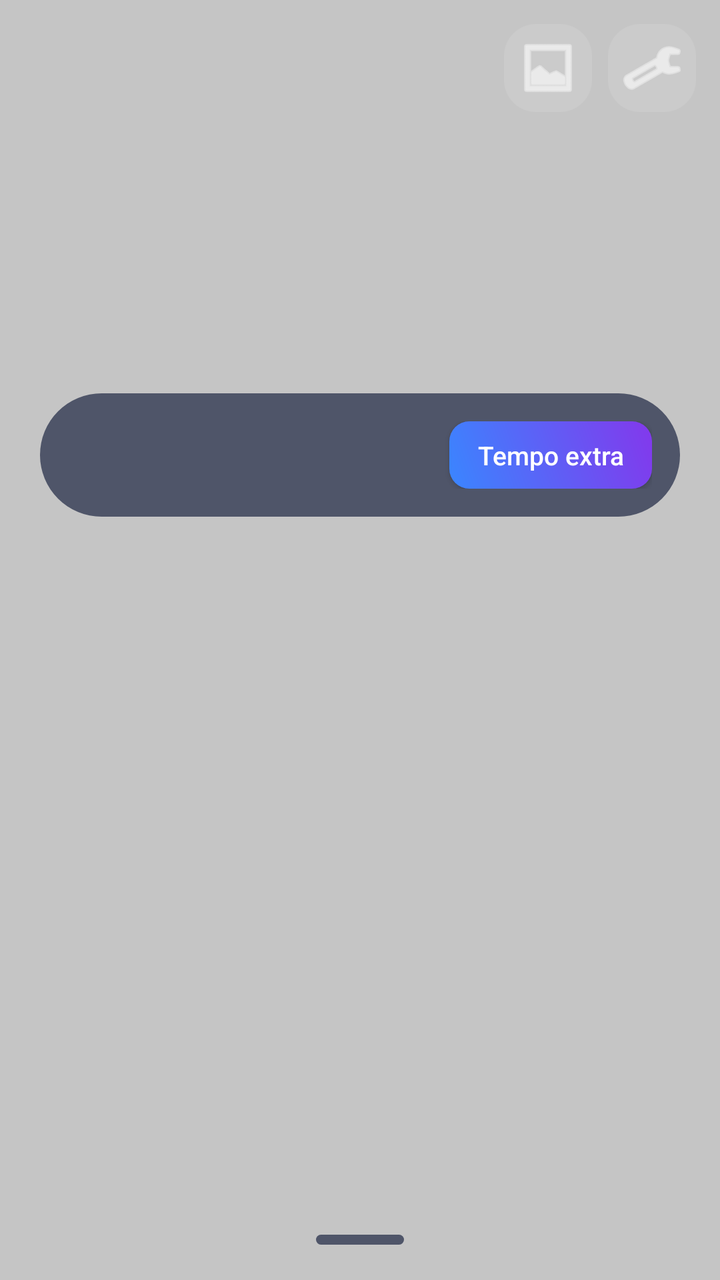
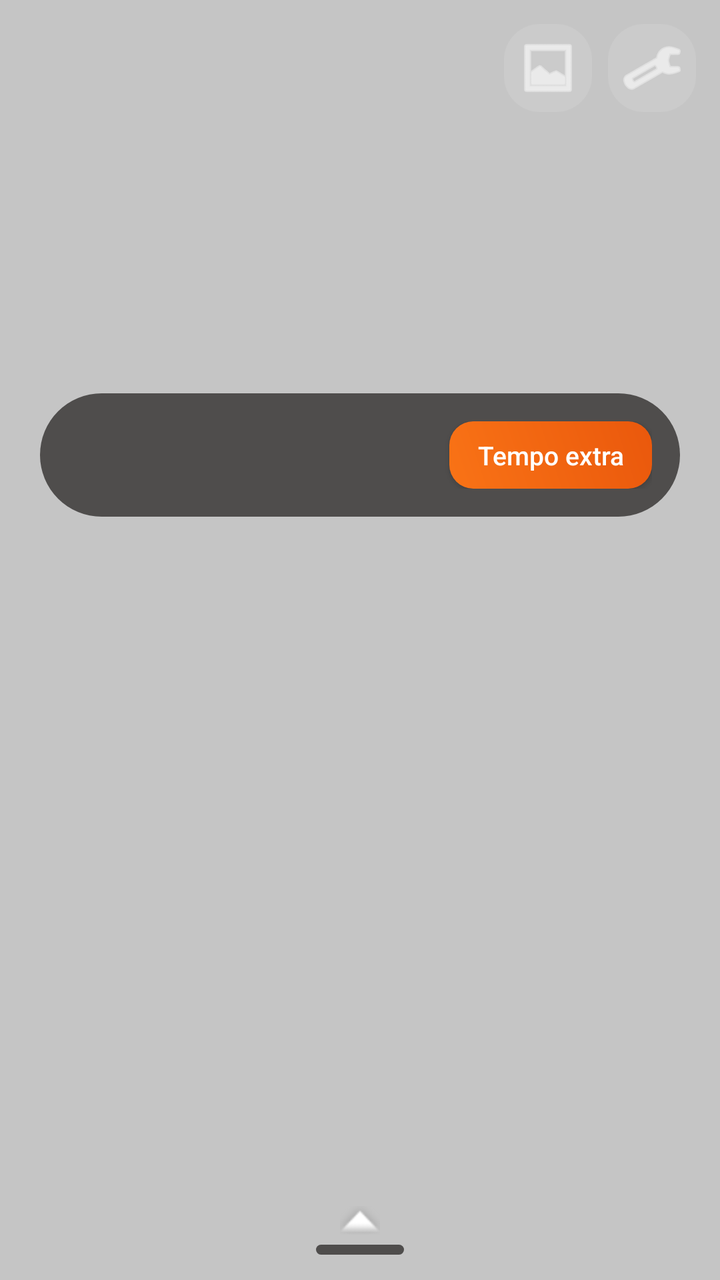

Compare the two renders of this Android layout. The source of the first and the diff that turns it into the second are given below.
<!-- AndroidManifest.xml: activity theme AppTheme.Launcher -->
<!-- res/layout/activity_launcher_home.xml -->
<?xml version="1.0" encoding="utf-8"?>
<FrameLayout xmlns:android="http://schemas.android.com/apk/res/android"
    android:layout_width="match_parent"
    android:layout_height="match_parent">

    

    
    <TextureView
        android:id="@+id/videoWallpaper"
        android:layout_width="match_parent"
        android:layout_height="match_parent"
        android:visibility="gone" />

    
    <View
        android:layout_width="match_parent"
        android:layout_height="match_parent"
        android:background="#3A000000" />

    <LinearLayout
        android:id="@+id/contentColumn"
        android:layout_width="match_parent"
        android:layout_height="match_parent"
        android:orientation="vertical">

        
        <LinearLayout
            android:layout_width="match_parent"
            android:layout_height="wrap_content"
            android:orientation="horizontal"
            android:gravity="end"
            android:padding="12dp">

            <ImageButton
                android:id="@+id/paletteButton"
                android:layout_width="44dp"
                android:layout_height="44dp"
                android:layout_marginEnd="8dp"
                android:background="@drawable/bg_app_icon"
                android:src="@android:drawable/ic_menu_gallery"
                android:tint="#FFFFFF"
                android:contentDescription="Personalizar tela inicial" />

            <ImageButton
                android:id="@+id/settingsButton"
                android:layout_width="44dp"
                android:layout_height="44dp"
                android:background="@drawable/bg_app_icon"
                android:src="@android:drawable/ic_menu_manage"
                android:tint="#FFFFFF"
                android:contentDescription="Configurações do GuardianShield" />
        </LinearLayout>

        
        <LinearLayout
            android:id="@+id/clockContainer"
            android:layout_width="match_parent"
            android:layout_height="wrap_content"
            android:orientation="vertical"
            android:gravity="center"
            android:paddingVertical="20dp">

            <TextView
                android:id="@+id/clockText"
                android:layout_width="wrap_content"
                android:layout_height="wrap_content"
                android:textColor="#FFFFFF"
                android:textSize="48sp"
                android:textStyle="bold" />

            <TextView
                android:id="@+id/dateText"
                android:layout_width="wrap_content"
                android:layout_height="wrap_content"
                android:layout_marginTop="4dp"
                android:textColor="#CCFFFFFF"
                android:textSize="15sp" />
        </LinearLayout>

        
        <LinearLayout
            android:id="@+id/statusPill"
            android:layout_width="match_parent"
            android:layout_height="wrap_content"
            android:layout_marginHorizontal="20dp"
            android:layout_marginBottom="12dp"
            android:orientation="horizontal"
            android:gravity="center_vertical"
            android:background="@drawable/bg_status_pill"
            android:padding="14dp">

            <TextView
                android:id="@+id/batteryText"
                android:layout_width="wrap_content"
                android:layout_height="wrap_content"
                android:textColor="#CCFFFFFF"
                android:textSize="13sp" />

            <TextView
                android:id="@+id/remainingTimeText"
                android:layout_width="0dp"
                android:layout_height="wrap_content"
                android:layout_weight="1"
                android:layout_marginStart="16dp"
                android:textColor="#CCFFFFFF"
                android:textSize="13sp" />

            <Button
                android:id="@+id/requestTimeButton"
                android:layout_width="wrap_content"
                android:layout_height="wrap_content"
                android:minHeight="0dp"
                android:text="Tempo extra"
                android:textAllCaps="false"
                android:textSize="13sp"
                android:background="@drawable/bg_button_primary"
                android:textColor="#FFFFFF"
                android:paddingHorizontal="14dp"
                android:paddingVertical="8dp" />
        </LinearLayout>

        
        <LinearLayout
            android:id="@+id/tasksSectionContainer"
            android:layout_width="match_parent"
            android:layout_height="wrap_content"
            android:orientation="vertical"
            android:layout_marginBottom="8dp"
            android:visibility="gone">

            <TextView
                android:layout_width="wrap_content"
                android:layout_height="wrap_content"
                android:layout_marginStart="20dp"
                android:layout_marginBottom="6dp"
                android:text="Tarefas de hoje"
                android:textColor="#CCFFFFFF"
                android:textSize="13sp"
                android:textStyle="bold" />

            <androidx.recyclerview.widget.RecyclerView
                android:id="@+id/tasksRecyclerView"
                android:layout_width="match_parent"
                android:layout_height="wrap_content"
                android:paddingHorizontal="14dp"
                android:clipToPadding="false" />
        </LinearLayout>

        
        <androidx.recyclerview.widget.RecyclerView
            android:id="@+id/homeGridRecyclerView"
            android:layout_width="match_parent"
            android:layout_height="0dp"
            android:layout_weight="1"
            android:clipToPadding="false"
            android:paddingHorizontal="8dp" />

        <TextView
            android:id="@+id/emptyHomeHint"
            android:layout_width="match_parent"
            android:layout_height="0dp"
            android:layout_weight="1"
            android:gravity="center"
            android:padding="32dp"
            android:text="Toque e segure um app na gaveta para fixar aqui na tela inicial"
            android:textColor="#99FFFFFF"
            android:textSize="13sp"
            android:visibility="gone" />

        
        <FrameLayout
            android:id="@+id/drawerHandle"
            android:layout_width="match_parent"
            android:layout_height="40dp"
            android:layout_gravity="center_horizontal">

            <View
                android:layout_width="44dp"
                android:layout_height="5dp"
                android:layout_gravity="center"
                android:background="@drawable/bg_status_pill" />
        </FrameLayout>
    </LinearLayout>
</FrameLayout>
<!-- resources referenced by this layout -->
<resources>
  <!-- drawable bg_app_icon (drawable) -->
  <?xml version="1.0" encoding="utf-8"?>
  <shape xmlns:android="http://schemas.android.com/apk/res/android" android:shape="rectangle">
      <corners android:radius="16dp" />
      <solid android:color="#1AFFFFFF" />
  </shape>
  <!-- drawable bg_button_primary (drawable) -->
  <?xml version="1.0" encoding="utf-8"?>
  <shape xmlns:android="http://schemas.android.com/apk/res/android" android:shape="rectangle">
      <corners android:radius="10dp" />
      <gradient
          android:type="linear"
          android:angle="45"
          android:startColor="#3A86FF"
          android:endColor="#8338EC" />
  </shape>
  <!-- drawable bg_status_pill (drawable) -->
  <?xml version="1.0" encoding="utf-8"?>
  <shape xmlns:android="http://schemas.android.com/apk/res/android" android:shape="rectangle">
      <corners android:radius="999dp" />
      <solid android:color="#B21C2541" />
  </shape>
  <style name="AppTheme.Launcher" parent="AppTheme.NoActionBar">
          <item name="android:windowShowWallpaper">true</item>
          <item name="android:windowBackground">@android:color/transparent</item>
          <item name="android:colorBackgroundCacheHint">@null</item>
      </style>
  <style name="AppTheme.NoActionBar" parent="Theme.AppCompat.DayNight.NoActionBar">
          <item name="windowActionBar">false</item>
          <item name="windowNoTitle">true</item>
          <item name="android:background">@null</item>
      </style>
</resources>

<!-- the commit's change to res/layout/activity_launcher_home.xml (unified diff, before → after) -->
@@ -169,17 +169,27 @@
             android:visibility="gone" />
 
         
-        <FrameLayout
+        <LinearLayout
             android:id="@+id/drawerHandle"
             android:layout_width="match_parent"
-            android:layout_height="40dp"
-            android:layout_gravity="center_horizontal">
+            android:layout_height="52dp"
+            android:layout_gravity="center_horizontal"
+            android:orientation="vertical"
+            android:gravity="center">
+
+            <ImageView
+                android:id="@+id/drawerHandleChevron"
+                android:layout_width="20dp"
+                android:layout_height="20dp"
+                android:layout_marginBottom="2dp"
+                android:src="@android:drawable/arrow_up_float"
+                android:tint="#99FFFFFF"
+                android:contentDescription="@null" />
 
             <View
                 android:layout_width="44dp"
                 android:layout_height="5dp"
-                android:layout_gravity="center"
                 android:background="@drawable/bg_status_pill" />
-        </FrameLayout>
+        </LinearLayout>
     </LinearLayout>
 </FrameLayout>
<!-- resource entries referenced after the edit -->
@@ -3,24 +3,26 @@
   <!-- drawable bg_app_icon (drawable) -->
   <?xml version="1.0" encoding="utf-8"?>
   <shape xmlns:android="http://schemas.android.com/apk/res/android" android:shape="rectangle">
-      <corners android:radius="16dp" />
+      <corners android:radius="18dp" />
       <solid android:color="#1AFFFFFF" />
   </shape>
   <!-- drawable bg_button_primary (drawable) -->
   <?xml version="1.0" encoding="utf-8"?>
   <shape xmlns:android="http://schemas.android.com/apk/res/android" android:shape="rectangle">
-      <corners android:radius="10dp" />
+      <corners android:radius="12dp" />
+      
       <gradient
           android:type="linear"
           android:angle="45"
-          android:startColor="#3A86FF"
-          android:endColor="#8338EC" />
+          android:startColor="#F97316"
+          android:endColor="#EA580C" />
   </shape>
   <!-- drawable bg_status_pill (drawable) -->
   <?xml version="1.0" encoding="utf-8"?>
   <shape xmlns:android="http://schemas.android.com/apk/res/android" android:shape="rectangle">
       <corners android:radius="999dp" />
-      <solid android:color="#B21C2541" />
+      
+      <solid android:color="#B21C1917" />
   </shape>
   <style name="AppTheme.Launcher" parent="AppTheme.NoActionBar">
           <item name="android:windowShowWallpaper">true</item>
